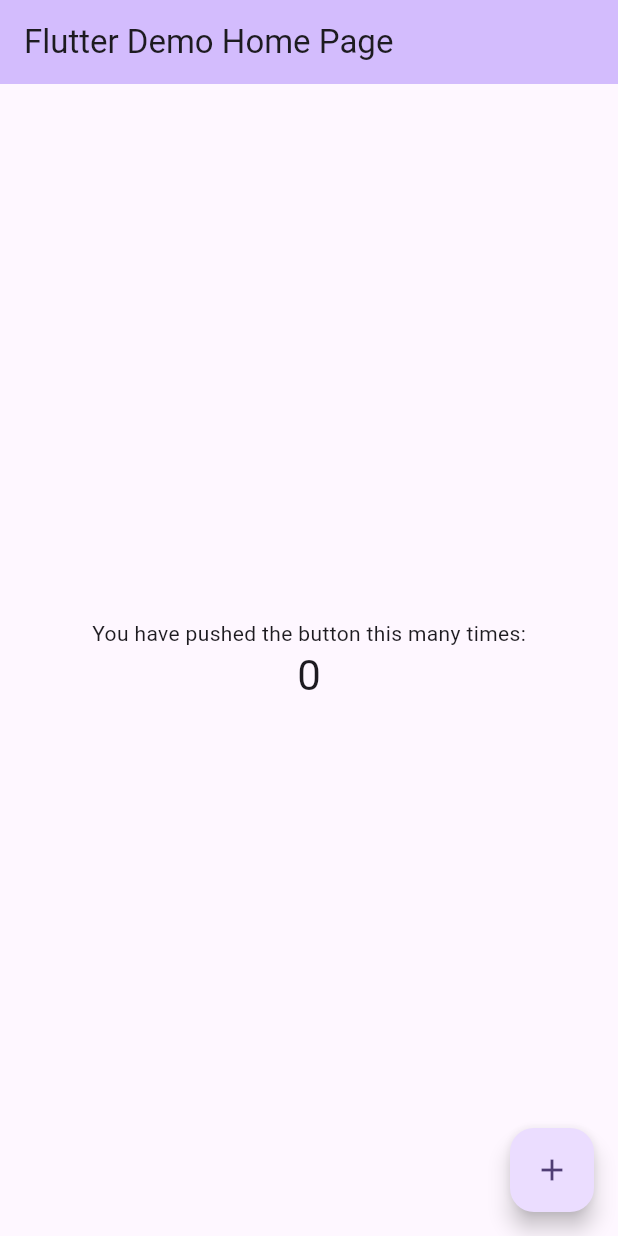
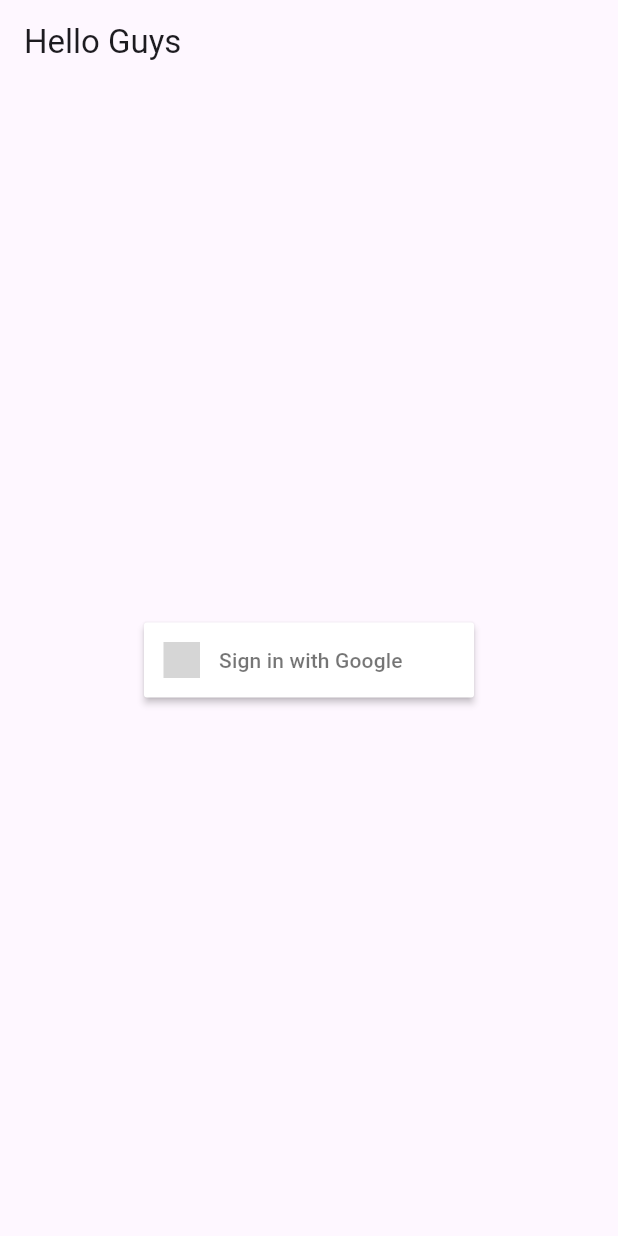
Before and after one commit to HackFest2024-Sleeper/sleeper-mobile, a Flutter app: the screen it shows after launch, on a phone screen of 412 x 824 dp. Run offline on Flutter 3.47's test engine with Material 3 defaults, Android fonts, the phone set to English and light mode, and no system bars; drawn by our look-alikes of sign_in_button; our stand-ins replace firebase_auth, firebase_core; accounts and stored records are empty; grey boxes are pictures that could not be loaded.

Commit message:
Add feature login with google

```diff
--- a/sleeper_flutter/lib/main.dart
+++ b/sleeper_flutter/lib/main.dart
@@ -1,7 +1,7 @@
-// ignore_for_file: unused_import
-
 import 'package:flutter/material.dart';
 import 'package:firebase_core/firebase_core.dart';
+import 'package:sleeper_flutter/ui/pages/home_page.dart';
+import 'package:sleeper_flutter/ui/pages/login_page.dart';
 import 'firebase_options.dart';
 
 void main() async {
@@ -13,47 +13,22 @@ void main() async {
 class MyApp extends StatelessWidget {
   const MyApp({super.key});
 
-  // This widget is the root of your application.
   @override
   Widget build(BuildContext context) {
     return MaterialApp(
       title: 'Flutter Demo',
       theme: ThemeData(
-        // This is the theme of your application.
-        //
-        // TRY THIS: Try running your application with "flutter run". You'll see
-        // the application has a purple toolbar. Then, without quitting the app,
-        // try changing the seedColor in the colorScheme below to Colors.green
-        // and then invoke "hot reload" (save your changes or press the "hot
-        // reload" button in a Flutter-supported IDE, or press "r" if you used
-        // the command line to start the app).
-        //
-        // Notice that the counter didn't reset back to zero; the application
-        // state is not lost during the reload. To reset the state, use hot
-        // restart instead.
-        //
-        // This works for code too, not just values: Most code changes can be
-        // tested with just a hot reload.
         colorScheme: ColorScheme.fromSeed(seedColor: Colors.deepPurple),
         useMaterial3: true,
       ),
-      home: const MyHomePage(title: 'Flutter Demo Home Page'),
+      // home: const MyHomePage(title: 'Flutter Demo Home Page'),
+      home: const LoginPage(),
     );
   }
 }
 
 class MyHomePage extends StatefulWidget {
   const MyHomePage({super.key, required this.title});
-
-  // This widget is the home page of your application. It is stateful, meaning
-  // that it has a State object (defined below) that contains fields that affect
-  // how it looks.
-
-  // This class is the configuration for the state. It holds the values (in this
-  // case the title) provided by the parent (in this case the App widget) and
-  // used by the build method of the State. Fields in a Widget subclass are
-  // always marked "final".
-
   final String title;
 
   @override
@@ -65,50 +40,19 @@ class _MyHomePageState extends State<MyHomePage> {
 
   void _incrementCounter() {
     setState(() {
-      // This call to setState tells the Flutter framework that something has
-      // changed in this State, which causes it to rerun the build method below
-      // so that the display can reflect the updated values. If we changed
-      // _counter without calling setState(), then the build method would not be
-      // called again, and so nothing would appear to happen.
       _counter++;
     });
   }
 
   @override
   Widget build(BuildContext context) {
-    // This method is rerun every time setState is called, for instance as done
-    // by the _incrementCounter method above.
-    //
-    // The Flutter framework has been optimized to make rerunning build methods
-    // fast, so that you can just rebuild anything that needs updating rather
-    // than having to individually change instances of widgets.
     return Scaffold(
       appBar: AppBar(
-        // TRY THIS: Try changing the color here to a specific color (to
-        // Colors.amber, perhaps?) and trigger a hot reload to see the AppBar
-        // change color while the other colors stay the same.
         backgroundColor: Theme.of(context).colorScheme.inversePrimary,
-        // Here we take the value from the MyHomePage object that was created by
-        // the App.build method, and use it to set our appbar title.
         title: Text(widget.title),
       ),
       body: Center(
-        // Center is a layout widget. It takes a single child and positions it
-        // in the middle of the parent.
         child: Column(
-          // Column is also a layout widget. It takes a list of children and
-          // arranges them vertically. By default, it sizes itself to fit its
-          // children horizontally, and tries to be as tall as its parent.
-          //
-          // Column has various properties to control how it sizes itself and
-          // how it positions its children. Here we use mainAxisAlignment to
-          // center the children vertically; the main axis here is the vertical
-          // axis because Columns are vertical (the cross axis would be
-          // horizontal).
-          //
-          // TRY THIS: Invoke "debug painting" (choose the "Toggle Debug Paint"
-          // action in the IDE, or press "p" in the console), to see the
-          // wireframe for each widget.
           mainAxisAlignment: MainAxisAlignment.center,
           children: <Widget>[
             const Text(
@@ -125,7 +69,7 @@ class _MyHomePageState extends State<MyHomePage> {
         onPressed: _incrementCounter,
         tooltip: 'Increment',
         child: const Icon(Icons.add),
-      ), // This trailing comma makes auto-formatting nicer for build methods.
+      ),
     );
   }
 }
--- /dev/null
+++ b/sleeper_flutter/lib/ui/pages/login_page.dart
@@ -0,0 +1,59 @@
+import 'package:flutter/material.dart';
+import 'package:firebase_auth/firebase_auth.dart';
+import 'package:flutter/widgets.dart';
+import 'package:sign_in_button/sign_in_button.dart';
+import 'package:sleeper_flutter/ui/pages/home_page.dart';
+
+class LoginPage extends StatefulWidget {
+  const LoginPage({super.key});
+
+  @override
+  State<LoginPage> createState() => _LoginPageState();
+}
+
+class _LoginPageState extends State<LoginPage> {
+  final FirebaseAuth _auth = FirebaseAuth.instance;
+  User? _user;
+
+  @override
+  void initState() {
+    super.initState();
+    _auth.authStateChanges().listen((event) {
+      setState(() {
+        _user = event;
+      });
+    });
+  }
+
+  @override
+  Widget build(BuildContext context) {
+    return Scaffold(
+      appBar: AppBar(
+        title: Text("Hello Guys"),
+      ),
+      body: _user != null ? HomePage() : _googleSignInButton(),
+    );
+  }
+
+  Widget _googleSignInButton() {
+    return Center(
+      child: SizedBox(
+        height: 50,
+        child: SignInButton(Buttons.google, onPressed: _handleGoogleSignIn),
+      ),
+    );
+  }
+
+  Widget _userInfo() {
+    return SizedBox();
+  }
+
+  void _handleGoogleSignIn() {
+    try {
+      GoogleAuthProvider _googleAuthProvider = GoogleAuthProvider();
+      _auth.signInWithProvider(_googleAuthProvider);
+    } catch (error) {
+      print(error);
+    }
+  }
+}
```
Also changed, not shown: sleeper_flutter/lib/ui/pages/home_page.dart (added, +17 -0 lines), sleeper_flutter/pubspec.yaml (+3 -4 lines), sleeper_flutter/pubspec.lock.
